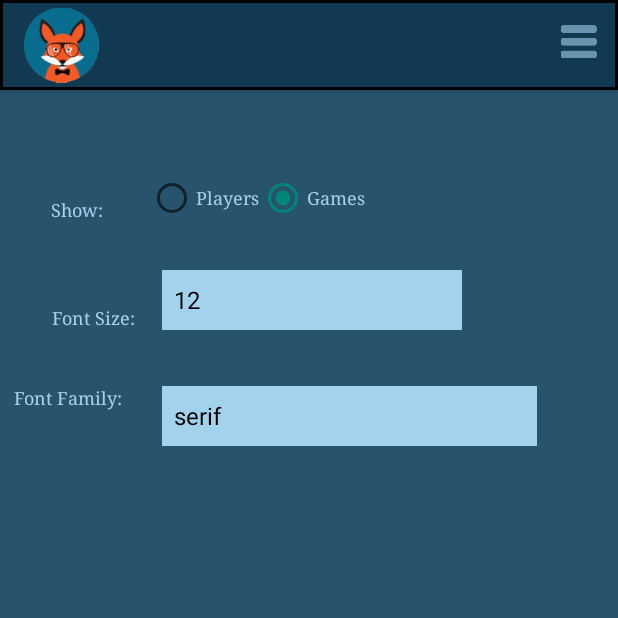
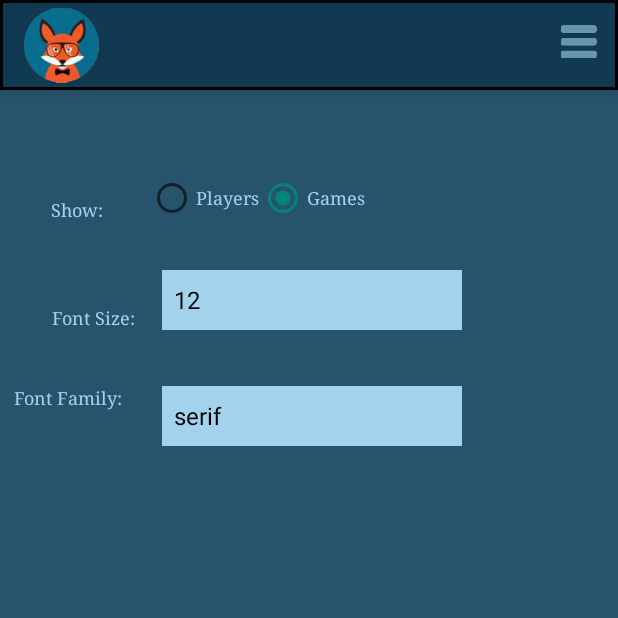
Before and after one commit to JadeBuhler/BoardGameBuddy, an Android app: the screen it shows after launch (Settings), in the options menu, after a tap on "Settings", on a phone screen of 412 x 824 dp, the top half of it. Run offline under Robolectric (Android 15) with nearby library versions, the phone set to English and light mode, and no system bars.

Commit message:
Added thorough documentation throughout the project.

```diff
--- a/app/src/main/java/com/example/jade/boardgamebuddy/AvatarDialogListener.java
+++ b/app/src/main/java/com/example/jade/boardgamebuddy/AvatarDialogListener.java
@@ -5,8 +5,10 @@ import android.graphics.drawable.Drawable;
 /**
  * A custom interface used to update player avatars.
  *
- * Author Jade Buhler
+ * Author: Jade Buhler
  * Date: 11/17/2017.
+ *
+ * This interface is used in the AddPlayer activity.
  */
 
 public interface AvatarDialogListener
--- a/app/src/main/java/com/example/jade/boardgamebuddy/BaseActivity.java
+++ b/app/src/main/java/com/example/jade/boardgamebuddy/BaseActivity.java
@@ -1,9 +1,6 @@
 package com.example.jade.boardgamebuddy;
 
 import android.content.Intent;
-import android.content.SharedPreferences;
-import android.graphics.Typeface;
-import android.graphics.drawable.Drawable;
 import android.os.Bundle;
 import android.support.v4.content.ContextCompat;
 import android.support.v7.app.AppCompatActivity;
@@ -12,6 +9,12 @@ import android.view.Menu;
 import android.view.MenuInflater;
 import android.view.MenuItem;
 
+/**
+ * This class well be extended by pretty much every activity in order to display the toolbar and
+ * the custom overflow icon across all activities.
+ *
+ * Without this class I'd have to set the overflow icon and it's options in every activity.
+ */
 public class BaseActivity extends AppCompatActivity
 {
     @Override
@@ -21,7 +24,7 @@ public class BaseActivity extends AppCompatActivity
         setContentView(R.layout.activity_base);
 
         // Instantiate the toolbar
-        Toolbar appBar = (Toolbar)findViewById(R.id.appBar);
+        Toolbar appBar = findViewById(R.id.appBar);
         setSupportActionBar(appBar);
         getSupportActionBar().setDisplayShowTitleEnabled(false);
         appBar.setOverflowIcon(ContextCompat.getDrawable(getApplicationContext(),R.drawable.toolbar_options));
--- a/app/src/main/java/com/example/jade/boardgamebuddy/MainActivity.java
+++ b/app/src/main/java/com/example/jade/boardgamebuddy/MainActivity.java
@@ -32,7 +32,6 @@ public class MainActivity extends BaseActivity
     private ListView lvGames;
     private PlayerAdapter playerAdapter;
     private GameAdapter gameAdapter;
-    private Button btnAdd;
     private TextView txtDefault;
     private SharedPreferences preferences;
     private Typeface typeFace;
@@ -43,6 +42,7 @@ public class MainActivity extends BaseActivity
         super.onCreate(savedInstanceState);
         setContentView(R.layout.activity_main);
 
+        // Instantiate the dbHelper
         dbHelper = new DatabaseHelper(this);
 
         // Instantiate the toolbar
@@ -53,19 +53,12 @@ public class MainActivity extends BaseActivity
         // Instantiate the shared preferences
         preferences = getSharedPreferences("main_prefs", MODE_PRIVATE);
 
-        btnAdd = findViewById(R.id.btnAdd);
+        Button btnAdd = findViewById(R.id.btnAdd);
         txtDefault = findViewById(R.id.txtDefault);
-
-        // Instantiate the players list view.
         lvPlayers = findViewById(R.id.lvPlayers);
-
-        // Instantiate the board games list view.
         lvGames = findViewById(R.id.lvGames);
 
-        // Hide the players and board games list views.
-        lvPlayers.setVisibility(View.GONE);
-        lvGames.setVisibility(View.GONE);
-
+        // Show the default text and hide the players and board games list views.
         txtDefault.setVisibility(View.VISIBLE);
         lvPlayers.setVisibility(View.GONE);
         lvGames.setVisibility(View.GONE);
@@ -111,9 +104,9 @@ public class MainActivity extends BaseActivity
             @Override
             public void onClick(View view)
             {
+                // Send the user to the addScreen activity
                 Intent intent = new Intent(MainActivity.this, addScreen.class);
-
-                startActivityForResult(intent, 0);
+                startActivity(intent);
             }
         });
 
@@ -124,7 +117,7 @@ public class MainActivity extends BaseActivity
     {
         super.onResume();
 
-        // Get the users prefered typeface from the shared preferences
+        // Get the users preferred typeface from the shared preferences
         typeFace = typeFace.create(preferences.getString("fontFamily", "monospace"), Typeface.NORMAL);
 
         txtDefault.setVisibility(View.VISIBLE);
@@ -135,7 +128,6 @@ public class MainActivity extends BaseActivity
         // TODO: Refactor this preferences check.
         if (preferences.getBoolean("displayPlayers", false))
         {
-
 
             // If the players table has data hide the default text view and display the players list
             // view.
@@ -163,6 +155,8 @@ public class MainActivity extends BaseActivity
         }
     }
 
+    // region Database interaction methods
+
     /**
      * This method will load player data from the SQLite database.
      */
@@ -176,17 +170,16 @@ public class MainActivity extends BaseActivity
         ArrayList<Bitmap> avatars = dbHelper.loadAvatars();
 
         // This array list will eventually hold a player object for each returned player name
-        // from the databse
+        // from the database
         ArrayList<Player> players = new ArrayList<>();
 
-        // Itterate over player name in the names array list
+        // Iterate over player name in the names array list
         for (int i = 0; i < names.size(); i++)
         {
             // Create a new player object and set the name to the current name.
             // Also set the player avatar to the avatar that corresponds with the current index
             // of the loop.
             Player newPlayer = new Player(names.get(i), (Bitmap)avatars.get(i));
-
             players.add(newPlayer);
         }
 
@@ -295,6 +288,10 @@ public class MainActivity extends BaseActivity
        return false;
     }
 
+    //endregion
+
+    //region Popup Menu
+
     /**
      * Displays and populates a popup menu of options available for board games and players.
      *
@@ -318,8 +315,6 @@ public class MainActivity extends BaseActivity
                     case R.id.edit:
                         break;
                     case R.id.delete:
-
-
                         // Find the TextView of the player or game in the selected list view item
                         TextView txtName = findViewById(R.id.txtPlayerName);
                         TextView txtGame = findViewById(R.id.txtGameName);
@@ -366,6 +361,8 @@ public class MainActivity extends BaseActivity
         menu.show();
     }
 
+    //endregion
+
     //region Custom Array Adapters
 
     /**
@@ -376,7 +373,13 @@ public class MainActivity extends BaseActivity
     {
         private ArrayList<Player> players;
 
-
+        /**
+         * Constructor
+         *
+         * @param context The context of the adapter
+         * @param textViewResourceId The ID of the txt view resource
+         * @param players An array list of players to be loaded into a list view
+         */
         public PlayerAdapter(Context context, int textViewResourceId, ArrayList<Player> players)
         {
             super(context, textViewResourceId, players);
@@ -386,10 +389,12 @@ public class MainActivity extends BaseActivity
         /**
          * Override the getView method to display a custom layout for ListView items.
          *
-          * Called once for each player in the ArrayList as the list is loaded.
+         * Called once for each Player in the ArrayList as the list is loaded.
          *
-          * Returns: view: A player list item to be displayed in a ListView for each player in the
-          * list.
+         * @param position The position of the current Player.
+         * @param convertView The view of the list item (I think?)
+         * @param parent The parent element.
+         * @return A player list item to be displayed in a ListView for each player in the list.
          */
         @Override
         public View getView(int position, View convertView, ViewGroup parent)
@@ -448,7 +453,13 @@ public class MainActivity extends BaseActivity
     {
         private ArrayList<Game> games;
 
-
+        /**
+         * Constructor
+         *
+         * @param context The context of the adapter
+         * @param textViewResourceId The ID of the text view resource
+         * @param games An array list of Games to be loaded into a list view
+         */
         public GameAdapter(Context context, int textViewResourceId, ArrayList<Game> games)
         {
             super(context, textViewResourceId, games);
@@ -461,8 +472,10 @@ public class MainActivity extends BaseActivity
          *
          * Called once for each game in the ArrayList as the list is loaded.
          *
-          * Returns: view: A game list item to be displayed in a ListView for each game in the
-          * list.
+         * @param position The position of the current Game.
+         * @param convertView The view of the list item (I think?)
+         * @param parent The parent element
+         * @return A game list item to be displayed in a ListView for each game in the list.
          */
         @Override
         public View getView(int position, View convertView, ViewGroup parent)
--- a/app/src/main/java/com/example/jade/boardgamebuddy/Settings.java
+++ b/app/src/main/java/com/example/jade/boardgamebuddy/Settings.java
@@ -27,22 +27,28 @@ public class Settings extends BaseActivity
         super.onCreate(savedInstanceState);
         setContentView(R.layout.activity_settings);
 
+        // Instantiate the toolbar
         Toolbar appBar = (Toolbar)findViewById(R.id.appBar);
         setSupportActionBar(appBar);
         getSupportActionBar().setDisplayShowTitleEnabled(false);
 
+        // Instantiate the shared preferences
         preferences = getSharedPreferences("main_prefs", MODE_PRIVATE);
+
         rdbPlayers = findViewById(R.id.rdbPlayers);
         rdbGames = findViewById(R.id.rdbGames);
         spFontSize = findViewById(R.id.spFontSize);
         spFontFamily = findViewById(R.id.spFontFamily);
 
-        if (preferences.getBoolean("displayPlayers", false) == true)
+        // Checks the shared preferences and sets the radio buttons accordingly
+        // If the displayPlayers boolean is true check the Players radio button, otherwise check
+        // the Games radio button
+        if (preferences.getBoolean("displayPlayers", false))
         {
             rdbPlayers.setChecked(true);
             rdbGames.setChecked(false);
         }
-        else if (preferences.getBoolean("displayPlayers", false) == false)
+        else if (!preferences.getBoolean("displayPlayers", false))
         {
             rdbPlayers.setChecked(false);
             rdbGames.setChecked(true);
@@ -121,7 +127,7 @@ public class Settings extends BaseActivity
         String chosenFontSize = preferences.getString("fontSize", "12");
 
         // Set the spinners to have the previously selected item selected when the activity is
-        // laoded again
+        // loaded again
         fontAdapter = ArrayAdapter.createFromResource(this, R.array.font_family, android.R.layout
                 .simple_spinner_dropdown_item);
 
--- a/app/src/main/java/com/example/jade/boardgamebuddy/addScreen.java
+++ b/app/src/main/java/com/example/jade/boardgamebuddy/addScreen.java
@@ -10,10 +10,8 @@ import android.view.MenuItem;
 import android.view.View;
 import android.widget.Button;
 
-/*
- *
- * Accidentally named this activity using lower camel case. It will haunt me forever.
- *
+/**
+ *  Accidentally named this activity using lower camel case. It will haunt me forever.
  */
 public class addScreen extends BaseActivity
 {
@@ -21,25 +19,27 @@ public class addScreen extends BaseActivity
     Button btnAddGame;
 
     @Override
-    protected void onCreate(Bundle savedInstanceState) {
+    protected void onCreate(Bundle savedInstanceState)
+    {
         super.onCreate(savedInstanceState);
         setContentView(R.layout.activity_add_screen);
 
-        Toolbar appBar = (Toolbar)findViewById(R.id.appBar);
+        // Display the toolbar
+        Toolbar appBar = findViewById(R.id.appBar);
         setSupportActionBar(appBar);
         getSupportActionBar().setDisplayShowTitleEnabled(false);
 
-        btnAddPlayer = (Button)findViewById(R.id.btnAddPlayer);
-        btnAddGame = (Button)findViewById(R.id.btnAddGame);
+        btnAddPlayer = findViewById(R.id.btnAddPlayer);
+        btnAddGame = findViewById(R.id.btnAddGame);
 
         btnAddPlayer.setOnClickListener(new View.OnClickListener()
         {
             @Override
             public void onClick(View view)
             {
+                // Send the user to the AddPlayer activity
                 Intent intent = new Intent(addScreen.this, AddPlayer.class);
-
-                startActivityForResult(intent, 0);
+                startActivity(intent);
             }
         });
 
@@ -48,9 +48,9 @@ public class addScreen extends BaseActivity
             @Override
             public void onClick(View view)
             {
+                // Send the user to the AddGame activity
                 Intent intent = new Intent(addScreen.this, AddGame.class);
-
-                startActivityForResult(intent, 0);
+                startActivity(intent);
             }
         });
     }
--- a/app/src/main/res/layout/activity_settings.xml
+++ b/app/src/main/res/layout/activity_settings.xml
@@ -90,7 +90,7 @@
 
     <Spinner
         android:id="@+id/spFontFamily"
-        android:layout_width="250dp"
+        android:layout_width="200dp"
         android:layout_height="40dp"
         android:layout_alignStart="@+id/spFontSize"
         android:layout_alignTop="@+id/txtFontFamily"
```
Also changed, not shown: app/src/main/java/com/example/jade/boardgamebuddy/AddGame.java (+49 -25 lines), app/src/main/java/com/example/jade/boardgamebuddy/AddPlayer.java (+16 -17 lines), app/src/main/java/com/example/jade/boardgamebuddy/DatabaseHelper.java (+57 -26 lines), app/src/main/java/com/example/jade/boardgamebuddy/Game.java (+6 -5 lines), app/src/main/java/com/example/jade/boardgamebuddy/Player.java (+6 -6 lines), app/src/main/java/com/example/jade/boardgamebuddy/ViewGame.java (+5 -10 lines). Lines whose indentation alone changed are shown as unchanged.
